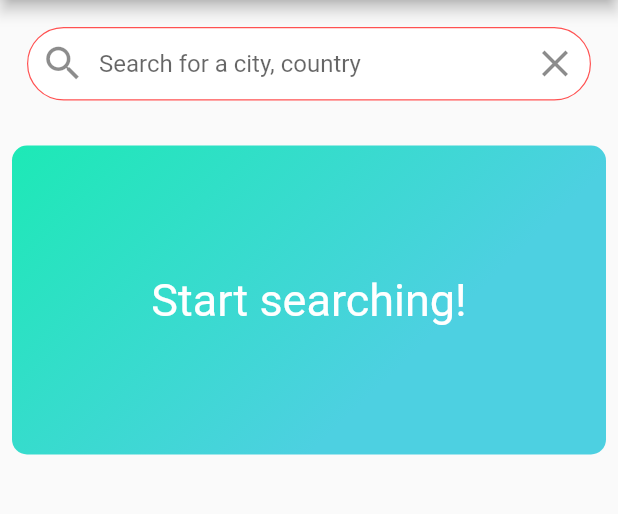
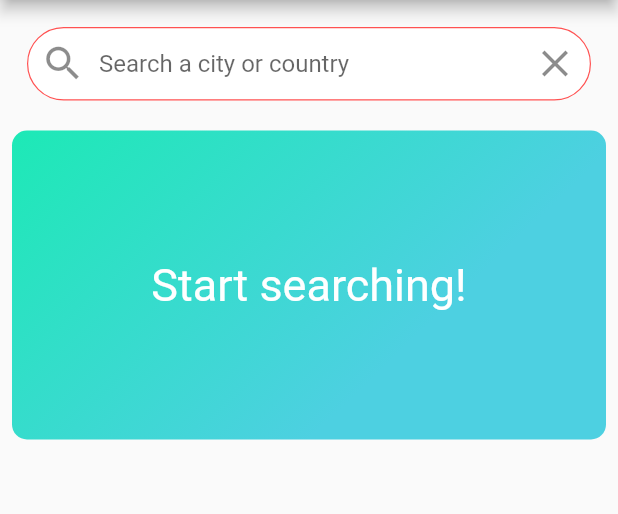
Before and after one commit to jeryldev/simple_weather_app, a Flutter app: the screen it shows after launch, on a phone screen of 412 x 824 dp, the part 84-598 px from its top. Run offline on Flutter 3.47's test engine with Material 2 defaults, Android fonts, the phone set to English and light mode, and no system bars; our stand-ins replace bloc, cached_network_image, dartz, data_connection_checker, equatable, flutter_bloc and 2 more.

```diff
--- a/lib/features/current_weather/presentation/widgets/current_weather_controls.dart
+++ b/lib/features/current_weather/presentation/widgets/current_weather_controls.dart
@@ -47,7 +47,7 @@ class _CurrentWeatherControlsState extends State<CurrentWeatherControls> {
                   borderSide: BorderSide(
                       width: 0.8, color: Theme.of(context).primaryColor),
                 ),
-                hintText: 'Search for a city, country'),
+                hintText: 'Search a city or country'),
           ),
         ),
         // SizedBox(height: 10),
--- a/lib/features/home/presentation/home_page.dart
+++ b/lib/features/home/presentation/home_page.dart
@@ -4,12 +4,7 @@ import 'package:simple_weather_app/features/current_weather/presentation/bloc/cu
 import 'package:simple_weather_app/features/current_weather/presentation/widgets/widgets.dart';
 import 'package:simple_weather_app/injection_container.dart';
 
-class HomePage extends StatefulWidget {
-  @override
-  _HomePageState createState() => _HomePageState();
-}
-
-class _HomePageState extends State<HomePage> {
+class HomePage extends StatelessWidget {
   @override
   Widget build(BuildContext context) {
     return Scaffold(
@@ -27,7 +22,7 @@ class _HomePageState extends State<HomePage> {
           child: Column(
             children: [
               CurrentWeatherControls(),
-              SizedBox(height: 20.0),
+              SizedBox(height: 10.0),
               BlocBuilder<CurrentWeatherBloc, CurrentWeatherState>(
                 builder: (context, state) {
                   return CurrentWeatherFeatureSection(state: state);
```
